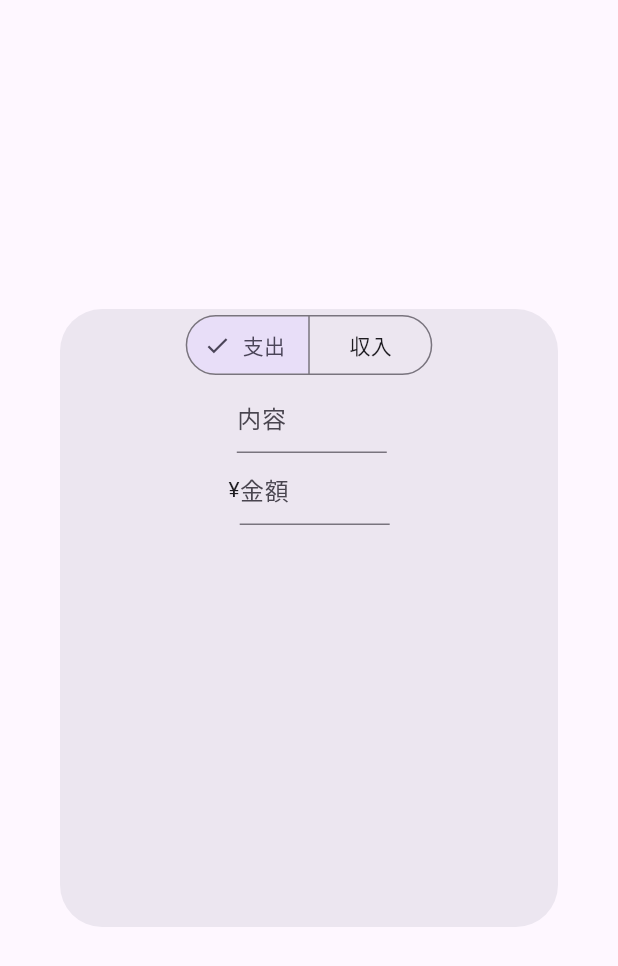
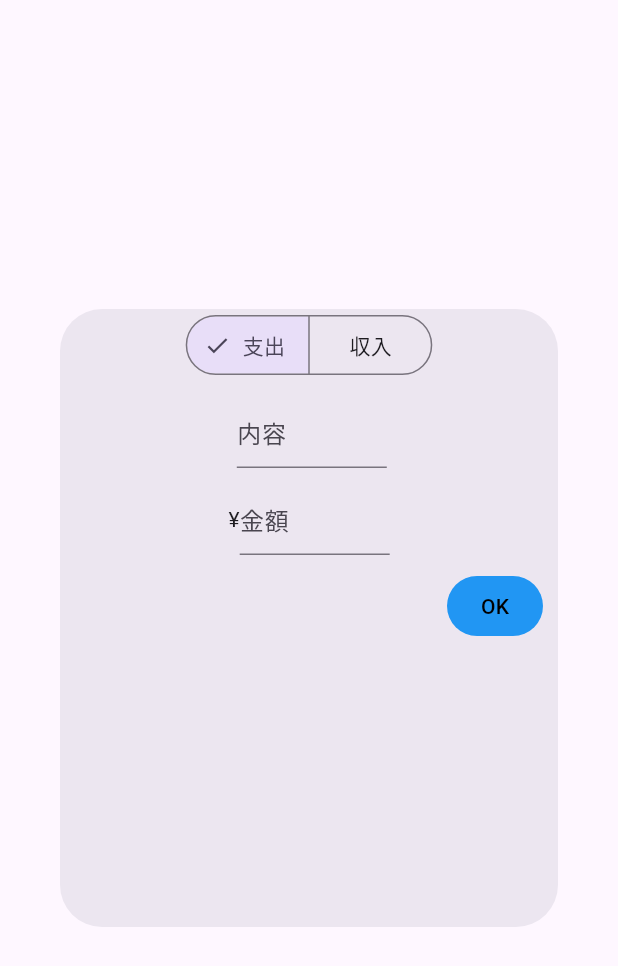
Before and after one commit to uwatcha/MonthlyBudgetManager, a Flutter app: the RecordAddDialog widget shown alone on an empty page, opened directly, on a phone screen of 412 x 824 dp. Shown: the top 966 px of the screen. Run offline on Flutter 3.47's test engine with Material 3 defaults, Android fonts, the light colour scheme and no system bars; our stand-ins replace fl_chart, flutter_riverpod, freezed_annotation, riverpod_annotation; generated files the repository leaves out were written again.

Commit message:
Dialogに必要なUI要素を配置

```diff
--- a/lib/view/record_add_dialog.dart
+++ b/lib/view/record_add_dialog.dart
@@ -15,6 +15,7 @@ class RecordAddDialog extends ConsumerWidget {
           width: size.width * 0.9,
           height: size.height * 0.5,
           child: Column(
+            spacing: 10,
             crossAxisAlignment: CrossAxisAlignment.center,
             children: [
               SegmentedButton<bool>(
@@ -59,6 +60,21 @@ class RecordAddDialog extends ConsumerWidget {
                     ),
                   ),
                 ],
+              ),
+              Row(
+                mainAxisAlignment: MainAxisAlignment.end,
+                children: [
+                  Padding(
+                    padding: EdgeInsets.symmetric(horizontal: 10),
+                    child: TextButton(
+                      onPressed: (){},
+                      style: TextButton.styleFrom(
+                        backgroundColor: Colors.blue,
+                      ),
+                      child: Text('OK', style: TextStyle(color: Colors.black),),
+                    ),
+                  ),
+                ],
               )
             ],
           )),
```
